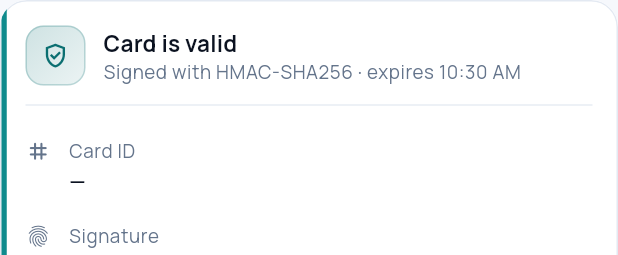
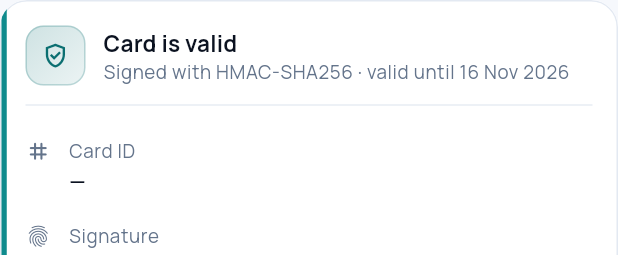
Before and after one commit to abubakarsadiqabdullahi01/gsu-alumni-connect, a Flutter app: the _SecurityPanel widget shown alone on an empty page, opened directly with empty values, on a phone screen of 412 x 824 dp. Shown: the top 255 px of the screen. Run offline on Flutter 3.47's test engine with Material 3 defaults, Android fonts, the phone set to English and light mode, and no system bars; our stand-ins replace cached_network_image, cookie_jar, dio, dio_cookie_manager, fl_chart, flutter_animate and 4 more; network calls fail; project files that could hold a hidden picture were left out.

Commit message:
fix(mobile): the ID card screen still described a ten-minute card
Two leftovers from the card becoming a five-year credential, both found
by walking the app rather than reading the diff.

The validity line formatted expiresAt as a clock time — correct when a
card died ten minutes after it was issued, nonsense now: a card good
until 2031 was reported as "expires 3:25 PM". It reads "valid until
3 Nov 2031".

The explanation underneath still told the holder the card "expires
shortly after it is issued" and to pull to reissue it. It now says what
is true: five years, scannable by anyone without an account, and
revocable through the Secretariat if the card is lost.

Co-Authored-By: Claude Opus 5 <noreply@anthropic.com>

```diff
--- a/mobile/lib/features/id_card/id_card_screen.dart
+++ b/mobile/lib/features/id_card/id_card_screen.dart
@@ -94,10 +94,11 @@ class _IdCardScreenState extends ConsumerState<IdCardScreen> {
                         const SizedBox(height: 6),
                         Text(
                           'Each card is signed by the server with HMAC-SHA256 '
-                          'and expires shortly after it is issued. Anyone can '
-                          'scan the QR code on the back to confirm the card is '
-                          'genuine and unaltered. Pull to reissue if it has '
-                          'expired.',
+                          'and stays valid for five years. Anyone can scan the '
+                          'QR code on the back to confirm the card is genuine '
+                          'and has not been withdrawn — no account needed. '
+                          'Report a lost card to the Alumni Secretariat and it '
+                          'can be revoked.',
                           style:
                               theme.textTheme.bodySmall?.copyWith(height: 1.5),
                         ),
@@ -866,8 +867,8 @@ class _SecurityPanel extends StatelessWidget {
                     Text(
                       expired
                           ? 'Tap refresh above to issue a new signed card.'
-                          : 'Signed with HMAC-SHA256 · expires '
-                              '${Fmt.time(card.expiresAt)}',
+                          : 'Signed with HMAC-SHA256 · valid until '
+                              '${Fmt.date(card.expiresAt)}',
                       style: theme.textTheme.bodySmall,
                     ),
                   ],
```
